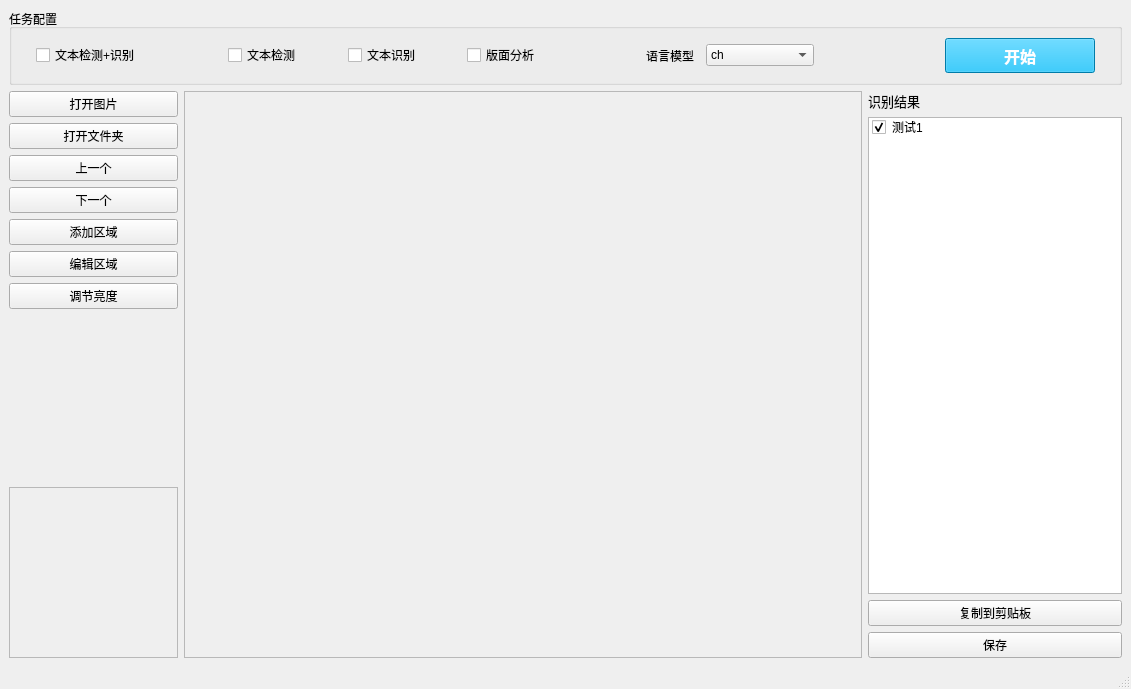
The window that guiocr/widgets/main_window.ui (lhzptg/OcrGui) describes before a commit, drawn with Qt 5.
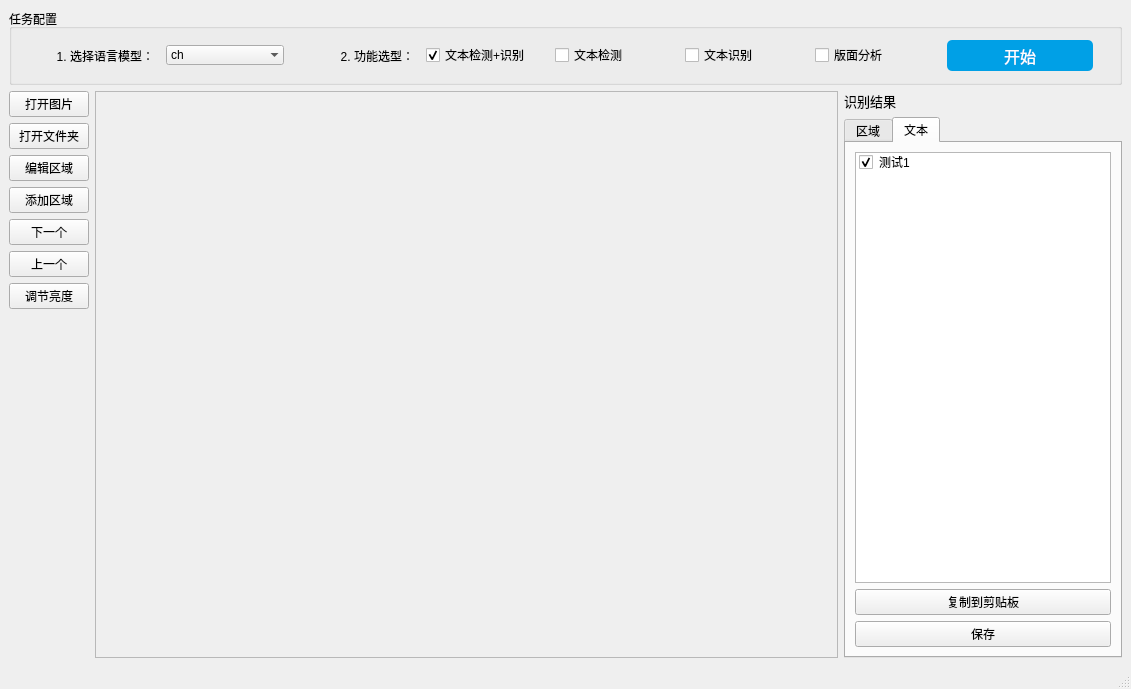
The same window after the commit. Icons and pictures are not drawn.

Commit message: - 完善界面设计 - 实现列表功能 - 实现复制到剪贴板

The edit to the form file:
```diff
--- a/guiocr/widgets/main_window.ui
+++ b/guiocr/widgets/main_window.ui
@@ -41,48 +41,23 @@
          <property name="rightMargin">
           <number>15</number>
          </property>
-         <item>
-          <widget class="QCheckBox" name="checkBox_ocr">
-           <property name="minimumSize">
-            <size>
-             <width>180</width>
-             <height>0</height>
-            </size>
-           </property>
-           <property name="text">
-            <string>文本检测+识别</string>
-           </property>
-          </widget>
-         </item>
-         <item>
-          <widget class="QCheckBox" name="checkBox_det">
-           <property name="text">
-            <string>文本检测</string>
-           </property>
-          </widget>
-         </item>
-         <item>
-          <widget class="QCheckBox" name="checkBox_recog">
-           <property name="text">
-            <string>文本识别</string>
-           </property>
-          </widget>
-         </item>
-         <item>
-          <widget class="QCheckBox" name="checkBox_layoutparser">
-           <property name="text">
-            <string>版面分析</string>
-           </property>
-          </widget>
-         </item>
          <item>
           <widget class="QLabel" name="label_3">
            <property name="text">
-            <string>语言模型</string>
+            <string>1. 选择语言模型：</string>
+           </property>
+           <property name="textFormat">
+            <enum>Qt::MarkdownText</enum>
            </property>
            <property name="alignment">
             <set>Qt::AlignRight|Qt::AlignTrailing|Qt::AlignVCenter</set>
            </property>
+           <property name="wordWrap">
+            <bool>false</bool>
+           </property>
+           <property name="margin">
+            <number>0</number>
+           </property>
           </widget>
          </item>
          <item>
@@ -94,7 +69,7 @@
             <string/>
            </property>
            <property name="frame">
-            <bool>true</bool>
+            <bool>false</bool>
            </property>
            <item>
             <property name="text">
@@ -111,7 +86,50 @@
          <item>
           <widget class="QLabel" name="label_2">
            <property name="text">
-            <string/>
+            <string>2. 功能选型：</string>
+           </property>
+           <property name="alignment">
+            <set>Qt::AlignRight|Qt::AlignTrailing|Qt::AlignVCenter</set>
+           </property>
+          </widget>
+         </item>
+         <item>
+          <widget class="QCheckBox" name="checkBox_ocr">
+           <property name="minimumSize">
+            <size>
+             <width>0</width>
+             <height>0</height>
+            </size>
+           </property>
+           <property name="text">
+            <string>文本检测+识别</string>
+           </property>
+           <property name="checked">
+            <bool>true</bool>
+           </property>
+          </widget>
+         </item>
+         <item>
+          <widget class="QCheckBox" name="checkBox_det">
+           <property name="text">
+            <string>文本检测</string>
+           </property>
+          </widget>
+         </item>
+         <item>
+          <widget class="QCheckBox" name="checkBox_recog">
+           <property name="text">
+            <string>文本识别</string>
+           </property>
+          </widget>
+         </item>
+         <item>
+          <widget class="QCheckBox" name="checkBox_layoutparser">
+           <property name="text">
+            <string>版面分析</string>
+           </property>
+           <property name="checkable">
+            <bool>true</bool>
            </property>
           </widget>
          </item>
@@ -127,19 +145,40 @@
             <font>
              <family>Microsoft YaHei UI</family>
              <pointsize>-1</pointsize>
-             <weight>75</weight>
+             <weight>50</weight>
              <italic>false</italic>
-             <bold>true</bold>
+             <bold>false</bold>
              <underline>false</underline>
+             <strikeout>false</strikeout>
             </font>
            </property>
            <property name="autoFillBackground">
             <bool>false</bool>
            </property>
            <property name="styleSheet">
-            <string notr="true">background-color: rgb(0, 174, 237);
-color: rgb(255, 255, 255);
-font:bold 16px;
+            <string notr="true">QPushButton {
+background-color: rgb(0, 160, 230) ;
+border-radius: 5px;
+height: 28;
+text-align: center;
+text-decoration: none;
+font-size: 16px bold;
+margin: 2px 2px;
+color: white;
+}
+
+
+QPushButton:hover {
+background-color: white;
+border: 2px solid rgb(0, 160, 230);
+color: black
+}
+
+
+
+QPushButton:pressed {
+background-color: rgba(0, 0, 255, 40);
+}
 </string>
            </property>
            <property name="text">
@@ -170,11 +209,29 @@
      </layout>
     </item>
     <item>
-     <layout class="QHBoxLayout" name="horizontalLayout_2" stretch="2,8,3">
+     <layout class="QHBoxLayout" name="horizontalLayout_2" stretch="0,8,3">
       <item>
        <layout class="QVBoxLayout" name="verticalLayout_2">
         <item>
          <widget class="QPushButton" name="btnOpenImg">
+          <property name="sizePolicy">
+           <sizepolicy hsizetype="Preferred" vsizetype="Fixed">
+            <horstretch>0</horstretch>
+            <verstretch>0</verstretch>
+           </sizepolicy>
+          </property>
+          <property name="minimumSize">
+           <size>
+            <width>0</width>
+            <height>0</height>
+           </size>
+          </property>
+          <property name="maximumSize">
+           <size>
+            <width>16777215</width>
+            <height>16777215</height>
+           </size>
+          </property>
           <property name="text">
            <string>打开图片</string>
           </property>
@@ -187,27 +244,6 @@
           </property>
          </widget>
         </item>
-        <item>
-         <widget class="QPushButton" name="btnPrev">
-          <property name="text">
-           <string>上一个</string>
-          </property>
-         </widget>
-        </item>
-        <item>
-         <widget class="QPushButton" name="btnNext">
-          <property name="text">
-           <string>下一个</string>
-          </property>
-         </widget>
-        </item>
-        <item>
-         <widget class="QPushButton" name="btnAddShape">
-          <property name="text">
-           <string>添加区域</string>
-          </property>
-         </widget>
-        </item>
         <item>
          <widget class="QPushButton" name="btnEditShape">
           <property name="text">
@@ -215,6 +251,27 @@
           </property>
          </widget>
         </item>
+        <item>
+         <widget class="QPushButton" name="btnAddShape">
+          <property name="text">
+           <string>添加区域</string>
+          </property>
+         </widget>
+        </item>
+        <item>
+         <widget class="QPushButton" name="btnNext">
+          <property name="text">
+           <string>下一个</string>
+          </property>
+         </widget>
+        </item>
+        <item>
+         <widget class="QPushButton" name="btnPrev">
+          <property name="text">
+           <string>上一个</string>
+          </property>
+         </widget>
+        </item>
         <item>
          <widget class="QPushButton" name="btnBrightness">
           <property name="text">
@@ -229,29 +286,12 @@
           </property>
           <property name="sizeHint" stdset="0">
            <size>
-            <width>10</width>
-            <height>10</height>
+            <width>20</width>
+            <height>40</height>
            </size>
           </property>
          </spacer>
         </item>
-        <item>
-         <widget class="QScrollArea" name="scrollAreaLabellist">
-          <property name="widgetResizable">
-           <bool>true</bool>
-          </property>
-          <widget class="QWidget" name="scrollAreaWidgetContents_3">
-           <property name="geometry">
-            <rect>
-             <x>0</x>
-             <y>0</y>
-             <width>164</width>
-             <height>106</height>
-            </rect>
-           </property>
-          </widget>
-         </widget>
-        </item>
        </layout>
       </item>
       <item>
@@ -264,8 +304,8 @@
           <rect>
            <x>0</x>
            <y>0</y>
-           <width>671</width>
-           <height>497</height>
+           <width>741</width>
+           <height>528</height>
           </rect>
          </property>
         </widget>
@@ -290,35 +330,73 @@
          </widget>
         </item>
         <item>
-         <widget class="QListWidget" name="listWidgetResults">
-          <property name="selectionRectVisible">
-           <bool>false</bool>
+         <widget class="QTabWidget" name="tabWidgetResult">
+          <property name="currentIndex">
+           <number>1</number>
           </property>
-          <item>
-           <property name="text">
-            <string>测试1</string>
-           </property>
-           <property name="checkState">
-            <enum>Checked</enum>
-           </property>
-           <property name="flags">
-            <set>ItemIsSelectable|ItemIsEditable|ItemIsDragEnabled|ItemIsUserCheckable|ItemIsEnabled</set>
-           </property>
-          </item>
-         </widget>
-        </item>
-        <item>
-         <widget class="QPushButton" name="btnCopyAll">
-          <property name="text">
-           <string>复制到剪贴板</string>
-          </property>
-         </widget>
-        </item>
-        <item>
-         <widget class="QPushButton" name="btnSaveAll">
-          <property name="text">
-           <string>保存</string>
-          </property>
+          <widget class="QWidget" name="tab">
+           <attribute name="title">
+            <string>区域</string>
+           </attribute>
+           <layout class="QVBoxLayout" name="verticalLayout_7">
+            <item>
+             <widget class="QScrollArea" name="scrollAreaLabellist">
+              <property name="widgetResizable">
+               <bool>true</bool>
+              </property>
+              <widget class="QWidget" name="scrollAreaWidgetContents_3">
+               <property name="geometry">
+                <rect>
+                 <x>0</x>
+                 <y>0</y>
+                 <width>251</width>
+                 <height>451</height>
+                </rect>
+               </property>
+              </widget>
+             </widget>
+            </item>
+           </layout>
+          </widget>
+          <widget class="QWidget" name="tab_2">
+           <attribute name="title">
+            <string>文本</string>
+           </attribute>
+           <layout class="QVBoxLayout" name="verticalLayout_6">
+            <item>
+             <widget class="QListWidget" name="listWidgetResults">
+              <property name="selectionRectVisible">
+               <bool>false</bool>
+              </property>
+              <item>
+               <property name="text">
+                <string>测试1</string>
+               </property>
+               <property name="checkState">
+                <enum>Checked</enum>
+               </property>
+               <property name="flags">
+                <set>ItemIsSelectable|ItemIsEditable|ItemIsDragEnabled|ItemIsUserCheckable|ItemIsEnabled</set>
+               </property>
+              </item>
+             </widget>
+            </item>
+            <item>
+             <widget class="QPushButton" name="btnCopyAll">
+              <property name="text">
+               <string>复制到剪贴板</string>
+              </property>
+             </widget>
+            </item>
+            <item>
+             <widget class="QPushButton" name="btnSaveAll">
+              <property name="text">
+               <string>保存</string>
+              </property>
+             </widget>
+            </item>
+           </layout>
+          </widget>
          </widget>
         </item>
        </layout>
```
Left out of the diff: 27 changed lines with no effect on the pictures. The commit also changes 50 other files.
